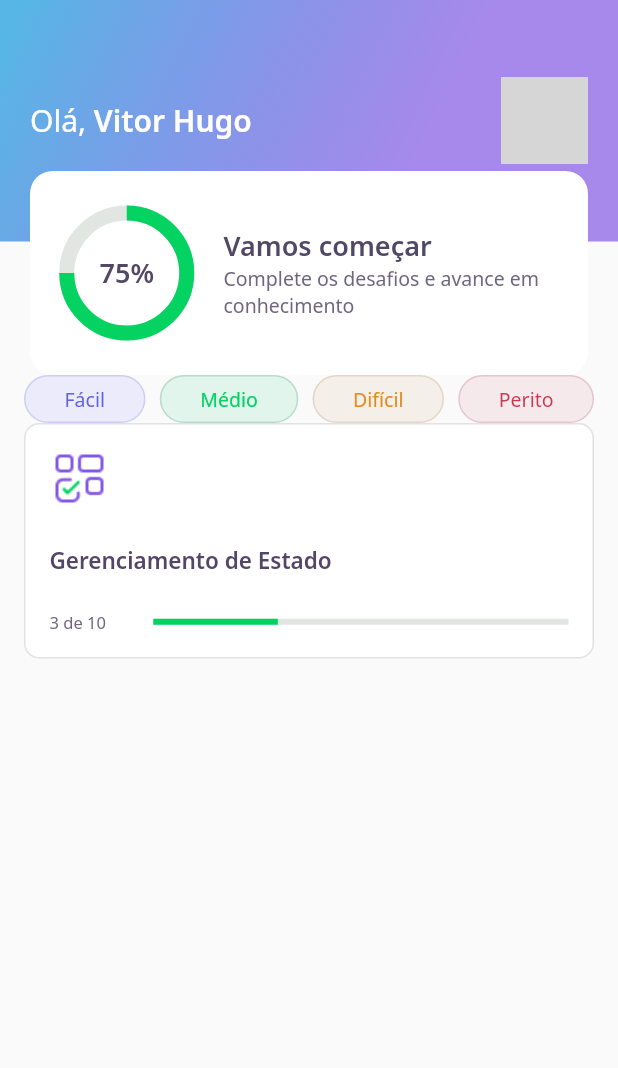
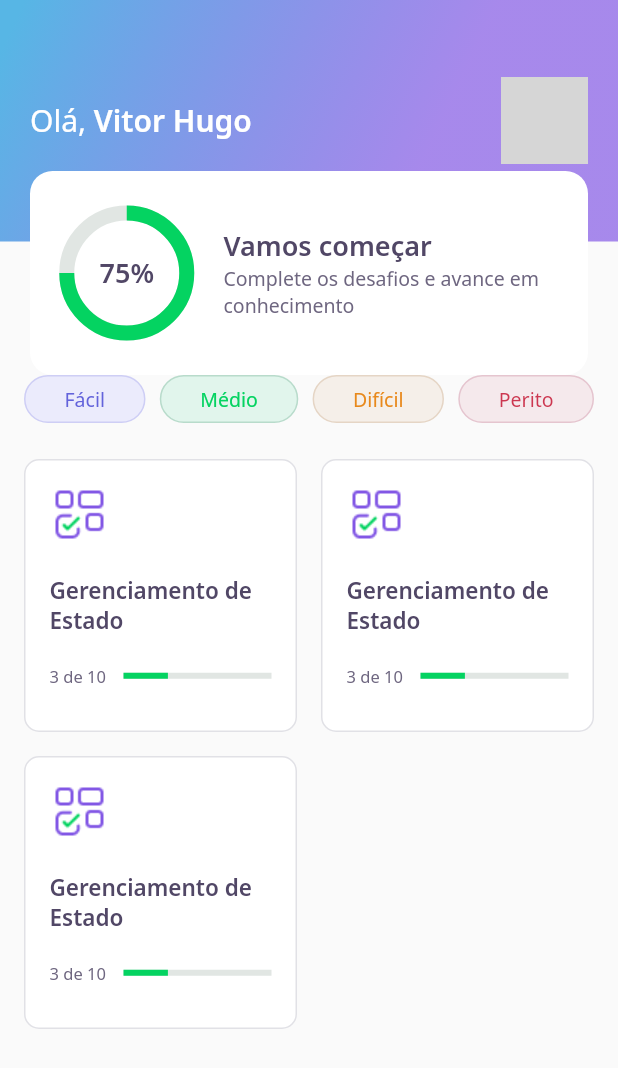
Before and after one commit to includeVitor/dev-quiz, a Flutter app: the screen it shows after launch, on a phone screen of 412 x 824 dp. Shown: the top 1068 px of the screen. Run offline on Flutter 3.47's test engine with Material 2 defaults, Android fonts, the phone set to English and light mode, and no system bars; our stand-ins replace google_fonts; network calls fail; grey boxes are pictures that could not be loaded.

Commit message:
finishing up the home

```diff
--- a/lib/home/home_page.dart
+++ b/lib/home/home_page.dart
@@ -36,7 +36,21 @@ class _HomePageState extends State<HomePage> {
                   ),
                 ],
               ),
-              QuizCardWidget()
+              SizedBox(
+                height: 24,
+              ),
+              Expanded(
+                child: GridView.count(
+                  crossAxisSpacing: 16,
+                  mainAxisSpacing: 16,
+                  crossAxisCount: 2,
+                  children: [
+                    QuizCardWidget(),
+                    QuizCardWidget(),
+                    QuizCardWidget()
+                  ],
+                ),
+              )
             ],
           ),
         ));
--- a/lib/home/widgets/quiz_card/quiz_card_widget.dart
+++ b/lib/home/widgets/quiz_card/quiz_card_widget.dart
@@ -23,14 +23,14 @@ class QuizCardWidget extends StatelessWidget {
             child: Image.asset(AppImages.blocks),
           ),
           SizedBox(
-            height: 24,
+            height: 20,
           ),
           Text(
             "Gerenciamento de Estado",
             style: AppTextStyles.heading15,
           ),
           SizedBox(
-            height: 24,
+            height: 20,
           ),
           Row(
             children: [
@@ -42,7 +42,7 @@ class QuizCardWidget extends StatelessWidget {
                 ),
               ),
               Expanded(
-                flex: 4,
+                flex: 2,
                 child: LinearProgressIndicator(
                   value: 0.3,
                   backgroundColor: AppColors.chartSecondary,
```
